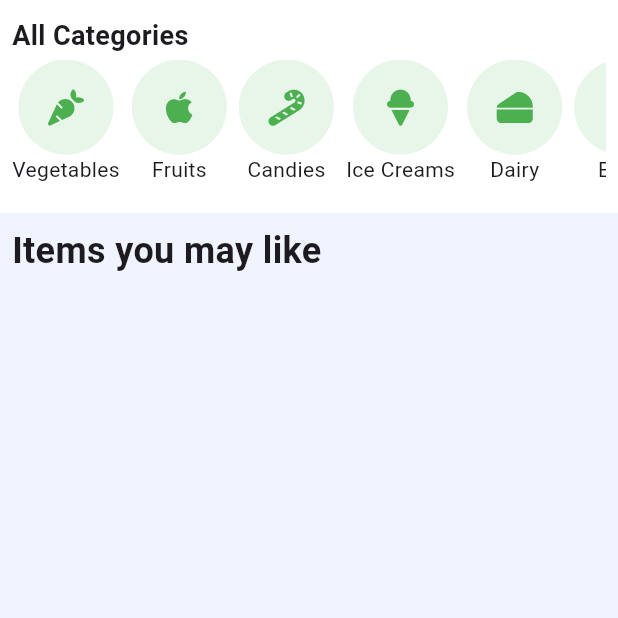
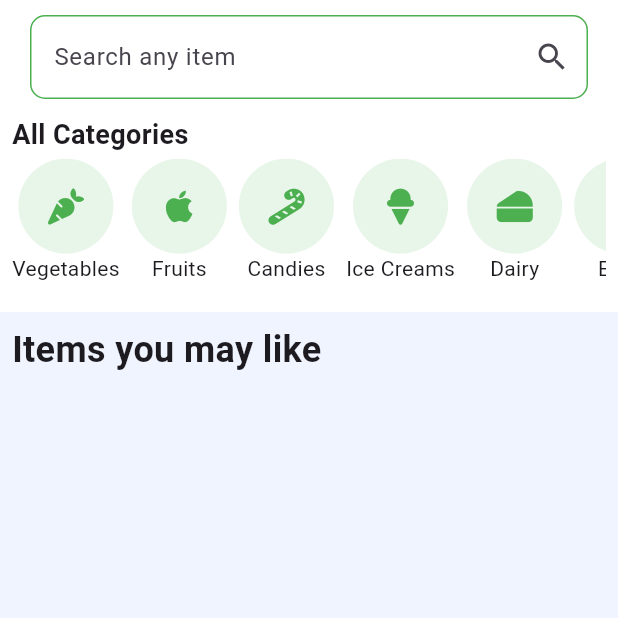
Before and after one commit to sajidrec/flutter_sajid_bazaar, a Flutter app: the StorePage screen opened directly, on a phone screen of 412 x 824 dp, the top half of it. Run offline on Flutter 3.47's test engine with Material 3 defaults, Android fonts, the phone set to English and light mode, and no system bars; our stand-ins replace cached_network_image, file_picker, fluttertoast, font_awesome_flutter, get, shared_preferences and 1 more; accounts and stored records are empty.

Commit message:
- Add search form and search result dummy screen

```diff
--- a/lib/presentation/pages/store_page/store_page.dart
+++ b/lib/presentation/pages/store_page/store_page.dart
@@ -3,6 +3,7 @@ import 'package:flutter/material.dart';
 import 'package:get/get.dart';
 import 'package:sajid_bazaar/presentation/controllers/store_page_controller.dart';
 import 'package:sajid_bazaar/presentation/pages/item_details_page/item_details_page.dart';
+import 'package:sajid_bazaar/presentation/pages/search_result_page/search_result_page.dart';
 import 'package:sajid_bazaar/presentation/pages/store_page/widgets/all_categories_widget.dart';
 import 'package:sajid_bazaar/utils/app_colors_util.dart';
 
@@ -24,6 +25,14 @@ class _StorePageState extends State<StorePage> {
     );
   }
 
+  final TextEditingController _searchTEController = TextEditingController();
+
+  @override
+  void dispose() {
+    super.dispose();
+    _searchTEController.dispose();
+  }
+
   @override
   Widget build(BuildContext context) {
     return SafeArea(
@@ -32,6 +41,19 @@ class _StorePageState extends State<StorePage> {
           child: Column(
             crossAxisAlignment: CrossAxisAlignment.start,
             children: [
+              Container(
+                decoration: BoxDecoration(
+                  color: AppColorsUtil.backgroundWhite,
+                ),
+                child: Padding(
+                  padding: const EdgeInsets.only(
+                    left: 20,
+                    right: 20,
+                    top: 10,
+                  ),
+                  child: _buildSearchForm(),
+                ),
+              ),
               const AllCategoriesWidget(),
               Padding(
                 padding: const EdgeInsets.all(8.0),
@@ -52,6 +74,45 @@ class _StorePageState extends State<StorePage> {
             ],
           ),
         ),
+      ),
+    );
+  }
+
+  Widget _buildSearchForm() {
+    return Form(
+      child: Column(
+        children: [
+          TextFormField(
+            controller: _searchTEController,
+            cursorColor: AppColorsUtil.foreGroundGreen,
+            keyboardType: TextInputType.text,
+            decoration: InputDecoration(
+              hintText: "Search any item",
+              enabledBorder: OutlineInputBorder(
+                borderRadius: BorderRadius.circular(10),
+                borderSide: BorderSide(
+                  color: AppColorsUtil.foreGroundGreen,
+                ),
+              ),
+              focusedBorder: OutlineInputBorder(
+                borderRadius: BorderRadius.circular(10),
+                borderSide: BorderSide(
+                  color: AppColorsUtil.foreGroundGreen,
+                ),
+              ),
+              suffixIcon: IconButton(
+                onPressed: () {
+                  Get.to(
+                    () => SearchResultPage(
+                      searchedKeyWord: _searchTEController.text.toString(),
+                    ),
+                  );
+                },
+                icon: const Icon(Icons.search),
+              ),
+            ),
+          ),
+        ],
       ),
     );
   }
```
Also changed, not shown: lib/presentation/pages/search_result_page/search_result_page.dart (added, +21 -0 lines).
